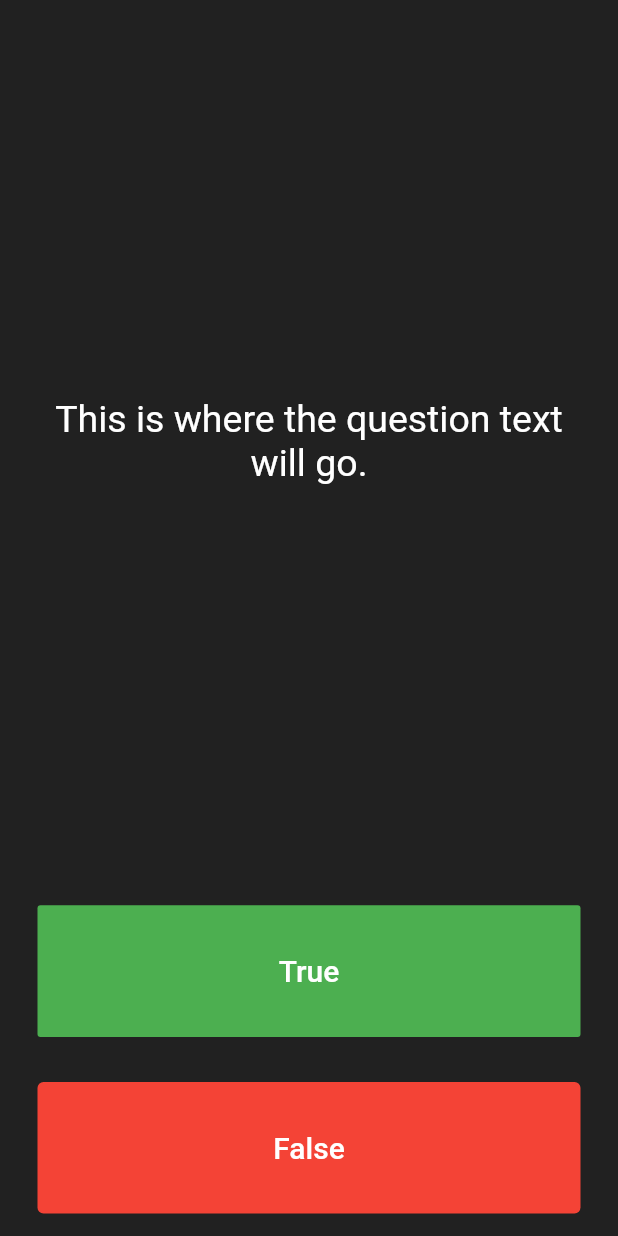
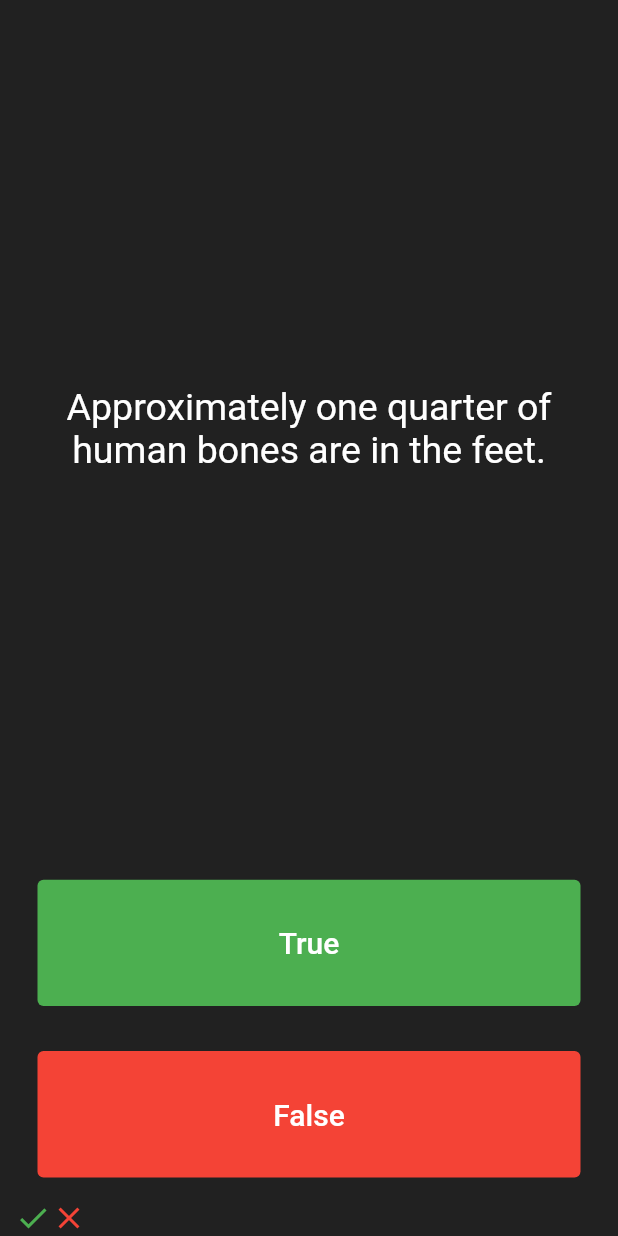
Before and after one commit to londonappbrewery/quizzler-flutter, a Flutter app: the screen it shows after launch, after a tap on "True", on a phone screen of 412 x 824 dp. Run offline on Flutter 3.47's test engine with Material 2 defaults, Android fonts, the phone set to English and light mode, and no system bars.

Commit message:
create class

```diff
--- a/lib/main.dart
+++ b/lib/main.dart
@@ -1,4 +1,6 @@
 import 'package:flutter/material.dart';
+import 'package:quizzler/question.dart';
+import 'question.dart';
 
 void main() => runApp(Quizzler());
 
@@ -6,6 +8,7 @@ class Quizzler extends StatelessWidget {
   @override
   Widget build(BuildContext context) {
     return MaterialApp(
+      debugShowCheckedModeBanner: false,
       home: Scaffold(
         backgroundColor: Colors.grey.shade900,
         body: SafeArea(
@@ -25,6 +28,37 @@ class QuizPage extends StatefulWidget {
 }
 
 class _QuizPageState extends State<QuizPage> {
+  List<Icon> scoreKeeper = [];
+
+  // List<String> questions = [
+  //   'You can lead a cow down stairs but not up stairs.',
+  //   'Approximately one quarter of human bones are in the feet.',
+  //   'A slug\'s blood is green.'
+  // ];
+  //
+  // List<bool> answers = [false, true, true];
+  //
+  // Question q1 = Question(
+  //   q: 'You can lead a cow down stairs but not up stairs.', a: false,
+  // );
+
+  List<Question> questionBank = [
+    Question(
+      q: 'You can lead a cow down stairs but not up stairs.',
+      a: false,
+    ),
+    Question(
+      q: 'Approximately one quarter of human bones are in the feet.',
+      a: true,
+    ),
+    Question(
+      q: 'A slug\'s blood is green.',
+      a: true,
+    ),
+  ];
+
+  int questionNo = 0;
+
   @override
   Widget build(BuildContext context) {
     return Column(
@@ -37,7 +71,7 @@ class _QuizPageState extends State<QuizPage> {
             padding: EdgeInsets.all(10.0),
             child: Center(
               child: Text(
-                'This is where the question text will go.',
+                questionBank[questionNo].questionText,
                 textAlign: TextAlign.center,
                 style: TextStyle(
                   fontSize: 25.0,
@@ -49,10 +83,12 @@ class _QuizPageState extends State<QuizPage> {
         ),
         Expanded(
           child: Padding(
-            padding: EdgeInsets.all(15.0),
-            child: FlatButton(
-              textColor: Colors.white,
-              color: Colors.green,
+            padding: const EdgeInsets.all(15.0),
+            child: TextButton(
+              style: TextButton.styleFrom(
+                backgroundColor: Colors.green,
+                //textStyle: TextStyle(color: Colors.white),
+              ),
               child: Text(
                 'True',
                 style: TextStyle(
@@ -61,32 +97,60 @@ class _QuizPageState extends State<QuizPage> {
                 ),
               ),
               onPressed: () {
-                //The user picked true.
+                setState(() {
+                  bool correctAnswer = questionBank[questionNo].questionAnswer;
+                  if (correctAnswer == true) {
+                    print('User got it right');
+                  } else {
+                    print('User got it wrong');
+                  }
+                  questionNo++;
+                });
               },
             ),
           ),
         ),
         Expanded(
           child: Padding(
-            padding: EdgeInsets.all(15.0),
+            padding: const EdgeInsets.all(15.0),
             child: TextButton(
               style: TextButton.styleFrom(
                 backgroundColor: Colors.red,
+                //textStyle: TextStyle(color: Colors.white),
               ),
               child: Text(
                 'False',
                 style: TextStyle(
+                  color: Colors.white,
                   fontSize: 20.0,
-                  color: Colors.white,
                 ),
               ),
               onPressed: () {
-                //The user picked false.
+                bool correctAnswer = questionBank[questionNo].questionAnswer;
+                if (correctAnswer == false) {
+                  print('User got it right');
+                } else {
+                  print('User got it wrong');
+                }
+                setState(() {
+                  questionNo++;
+                });
               },
             ),
           ),
         ),
-        //TODO: Add a Row here as your score keeper
+        Row(
+          children: [
+            Icon(
+              Icons.check,
+              color: Colors.green,
+            ),
+            Icon(
+              Icons.close,
+              color: Colors.red,
+            )
+          ],
+        )
       ],
     );
   }
--- /dev/null
+++ b/lib/question.dart
@@ -0,0 +1,9 @@
+class Question {
+  String questionText;
+  bool questionAnswer;
+
+  Question({String q, bool a}) {
+    questionText = q;
+    questionAnswer = a;
+  }
+}
```
